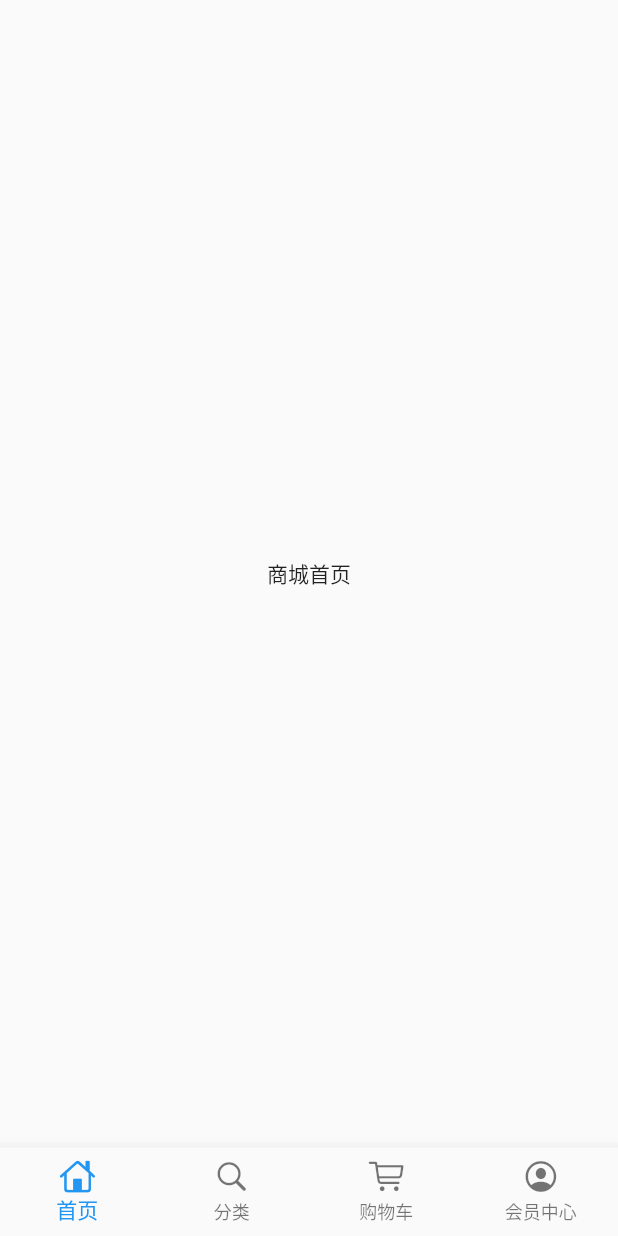
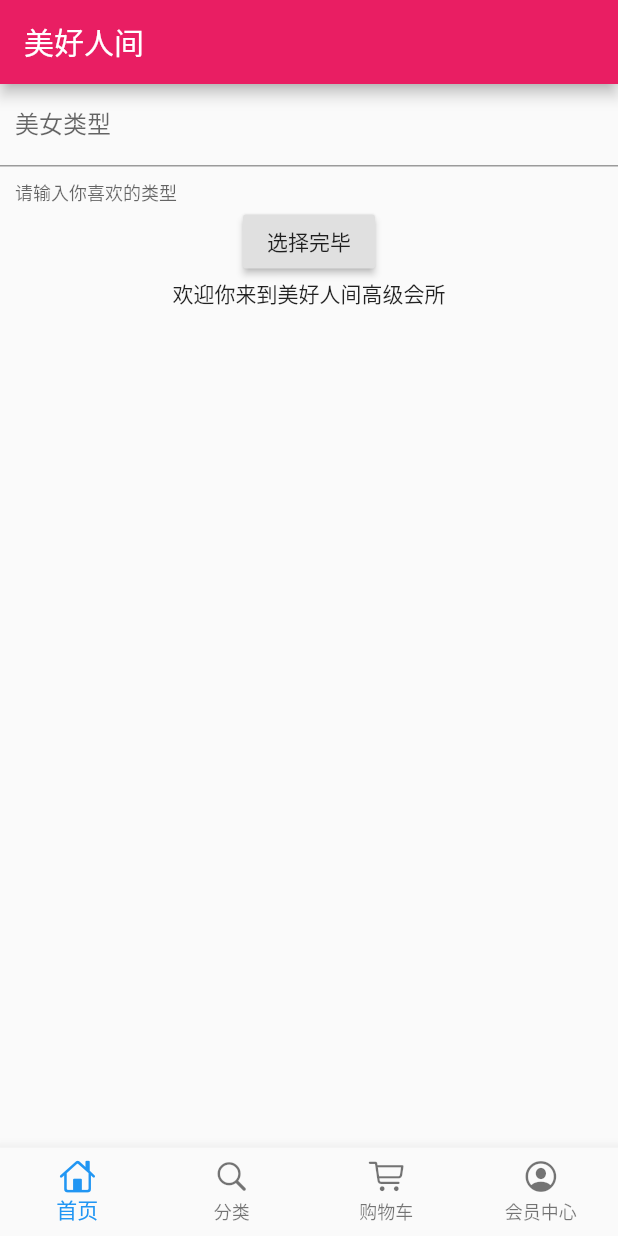
Before and after one commit to ArdWang/flutter_shop, a Flutter app: the screen it shows after launch, on a phone screen of 412 x 824 dp. Run offline on Flutter 3.47's test engine with Material 2 defaults, Android fonts, the phone set to English and light mode, and no system bars; our stand-ins replace dio.

Commit message:
update rnd

```diff
--- a/lib/pages/home_page.dart
+++ b/lib/pages/home_page.dart
@@ -1,14 +1,84 @@
 import 'package:flutter/material.dart';
+import 'package:dio/dio.dart';
 
-class HomePage extends StatelessWidget {
+//https://www.easy-mock.com 模拟器请求接口
+
+class HomePage extends StatefulWidget {
+  @override
+  _HomePageState createState() => _HomePageState();
+}
+
+class _HomePageState extends State<HomePage> {
+
+  TextEditingController typeController = TextEditingController();
+
+  String showText = '欢迎你来到美好人间高级会所';
+
   @override
   Widget build(BuildContext context) {
-    return Scaffold(
-      body:Center(
-        child: Text(
-          '商城首页',
+    return Container(
+      child: Scaffold(
+        appBar: AppBar(
+          title: Text('美好人间'),
+        ),
+        body: Container(
+            child: Column(
+              children:<Widget>[
+                TextField(
+                  controller: typeController,
+                  decoration: InputDecoration(
+                    contentPadding: EdgeInsets.all(10.0),
+                    labelText: '美女类型',
+                    helperText: '请输入你喜欢的类型'
+                  ),
+                  autofocus: false,
+                ),
+                RaisedButton(
+                  onPressed: _choiceAction,
+                  child: Text('选择完毕'),
+                ),
+                Text(
+                  showText,
+                  overflow: TextOverflow.ellipsis,
+                  maxLines: 1,
+                ),
+              ],
+            ),
         ),
       ),
     );
   }
+
+  void _choiceAction(){
+    print('开始选择你喜欢的类型...........');
+    if(typeController.text.toString()==''){
+      showDialog(
+        context: context,
+        builder: (context)=>AlertDialog(
+          title:Text("美女类型不能为空!")
+        ));
+    }else{
+      getHttp(typeController.text.toString()).then((val){
+        setState(() {
+          showText = val['data']['name'].toString();
+        });
+      });
+    }
+  }
+
+  Future getHttp(String typeText) async{
+    try{
+      Response response;
+      var data = {'name':typeText};
+      response = await Dio().get('https://www.easy-mock.com/mock/5c60131a4bed3a6342711498/baixing/dabaojian',
+        queryParameters: data
+      );
+
+      return response.data;
+
+    }catch(e){
+      return print(e);
+    }
+  }
+
 }
--- a/pubspec.yaml
+++ b/pubspec.yaml
@@ -28,6 +28,7 @@ dependencies:
   # The following adds the Cupertino Icons font to your application.
   # Use with the CupertinoIcons class for iOS style icons.
   cupertino_icons: ^0.1.3
+  dio: ^3.0.9
 
 dev_dependencies:
   flutter_test:
```
Also changed, not shown: pubspec.lock.
